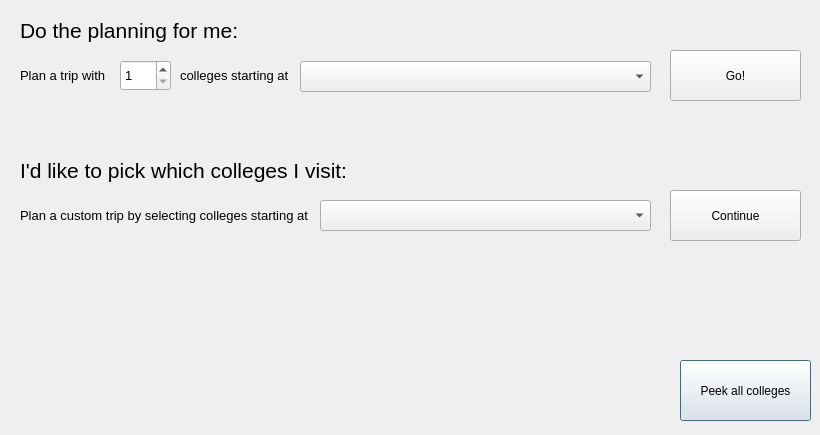
awiswasi/WhoIsYourDatabase, file BaseballTour/tripplan.ui: the form before one commit.
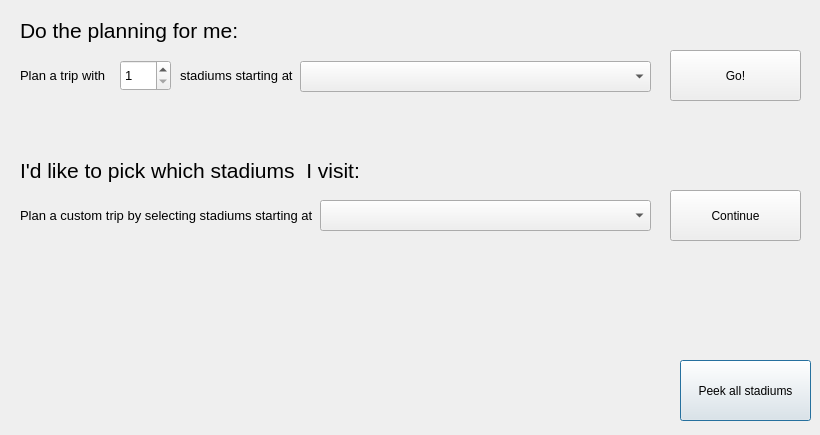
The form after the commit.

Commit message:
first steps toward trip planning
:grimacing:

```diff
--- a/BaseballTour/tripplan.ui
+++ b/BaseballTour/tripplan.ui
@@ -26,7 +26,7 @@
     </rect>
    </property>
    <property name="text">
-    <string>Peek all colleges</string>
+    <string>Peek all stadiums</string>
    </property>
   </widget>
   <widget class="QSpinBox" name="spin_numColleges">
@@ -98,7 +98,7 @@
     </font>
    </property>
    <property name="text">
-    <string>colleges starting at</string>
+    <string>stadiums starting at</string>
    </property>
   </widget>
   <widget class="QComboBox" name="dropdown_CollegeList">
@@ -144,7 +144,7 @@
     </font>
    </property>
    <property name="text">
-    <string>Plan a custom trip by selecting colleges starting at</string>
+    <string>Plan a custom trip by selecting stadiums starting at</string>
    </property>
   </widget>
   <widget class="QComboBox" name="dropdown_CollegeList_2">
@@ -190,7 +190,7 @@
     </font>
    </property>
    <property name="text">
-    <string>I'd like to pick which colleges I visit:</string>
+    <string>I'd like to pick which stadiums  I visit:</string>
    </property>
   </widget>
  </widget>
```
The commit also changes 7 other files.
